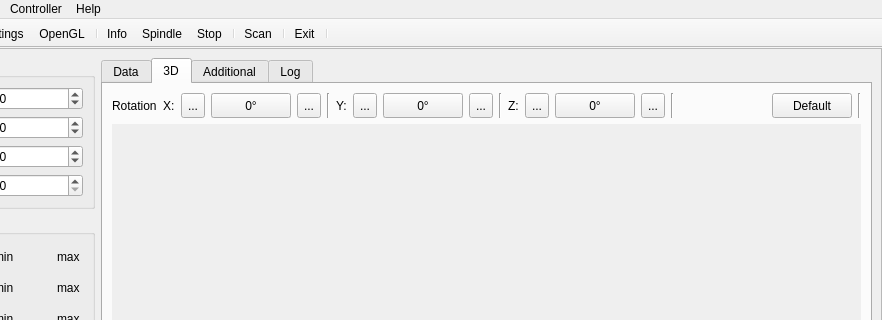
Qt form sources/forms/MainWindow.ui (eduard-x/cnc-qt) before a commit; both pictures show x 92 to 974 and y 0 to 320 of the 974 by 714 pixel window.
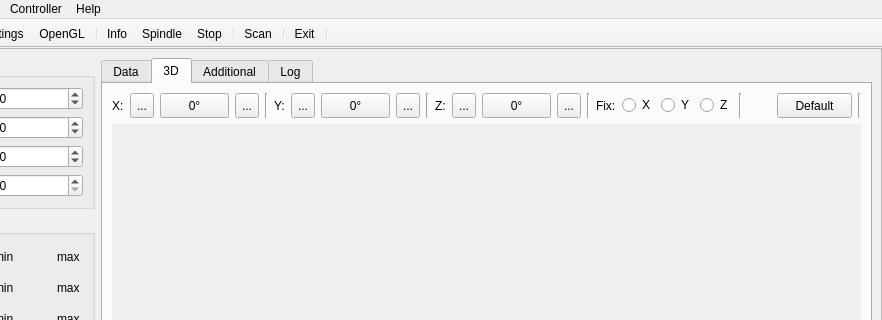
The same form after that commit. The open tabs and pages were chosen to show the change. Icons and pictures are not drawn.

The edit to the form file:
```diff
--- a/sources/forms/MainWindow.ui
+++ b/sources/forms/MainWindow.ui
@@ -504,19 +504,6 @@
                <property name="sizeConstraint">
                 <enum>QLayout::SetMinimumSize</enum>
                </property>
-               <item>
-                <widget class="QLabel" name="labelRotat">
-                 <property name="sizePolicy">
-                  <sizepolicy hsizetype="Preferred" vsizetype="Minimum">
-                   <horstretch>0</horstretch>
-                   <verstretch>0</verstretch>
-                  </sizepolicy>
-                 </property>
-                 <property name="text">
-                  <string>Rotation</string>
-                 </property>
-                </widget>
-               </item>
                <item>
                 <widget class="QLabel" name="label_18">
                  <property name="sizePolicy">
@@ -560,7 +547,7 @@
                 <widget class="QPushButton" name="posAngleX">
                  <property name="minimumSize">
                   <size>
-                   <width>75</width>
+                   <width>60</width>
                    <height>25</height>
                   </size>
                  </property>
@@ -645,7 +632,7 @@
                 <widget class="QPushButton" name="posAngleY">
                  <property name="minimumSize">
                   <size>
-                   <width>75</width>
+                   <width>60</width>
                    <height>25</height>
                   </size>
                  </property>
@@ -735,7 +722,7 @@
                 <widget class="QPushButton" name="posAngleZ">
                  <property name="minimumSize">
                   <size>
-                   <width>75</width>
+                   <width>60</width>
                    <height>25</height>
                   </size>
                  </property>
@@ -777,6 +764,41 @@
                  </property>
                 </widget>
                </item>
+               <item>
+                <widget class="QLabel" name="labelFix">
+                 <property name="text">
+                  <string>Fix:</string>
+                 </property>
+                </widget>
+               </item>
+               <item>
+                <widget class="QRadioButton" name="radioFixX">
+                 <property name="text">
+                  <string>X</string>
+                 </property>
+                </widget>
+               </item>
+               <item>
+                <widget class="QRadioButton" name="radioFixY">
+                 <property name="text">
+                  <string>Y</string>
+                 </property>
+                </widget>
+               </item>
+               <item>
+                <widget class="QRadioButton" name="radioFixZ">
+                 <property name="text">
+                  <string>Z</string>
+                 </property>
+                </widget>
+               </item>
+               <item>
+                <widget class="Line" name="line_6">
+                 <property name="orientation">
+                  <enum>Qt::Vertical</enum>
+                 </property>
+                </widget>
+               </item>
                <item>
                 <spacer name="horizontalSpacer_2">
                  <property name="orientation">
```
Left out of the diff: 8 changed lines with no effect on the pictures.
